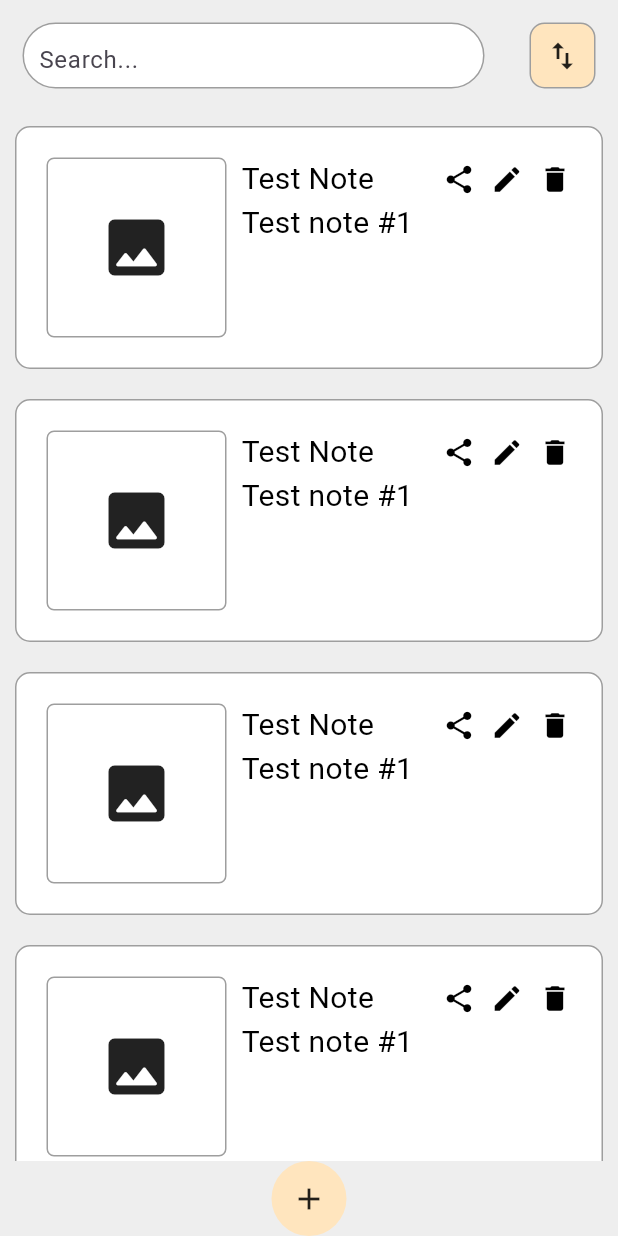
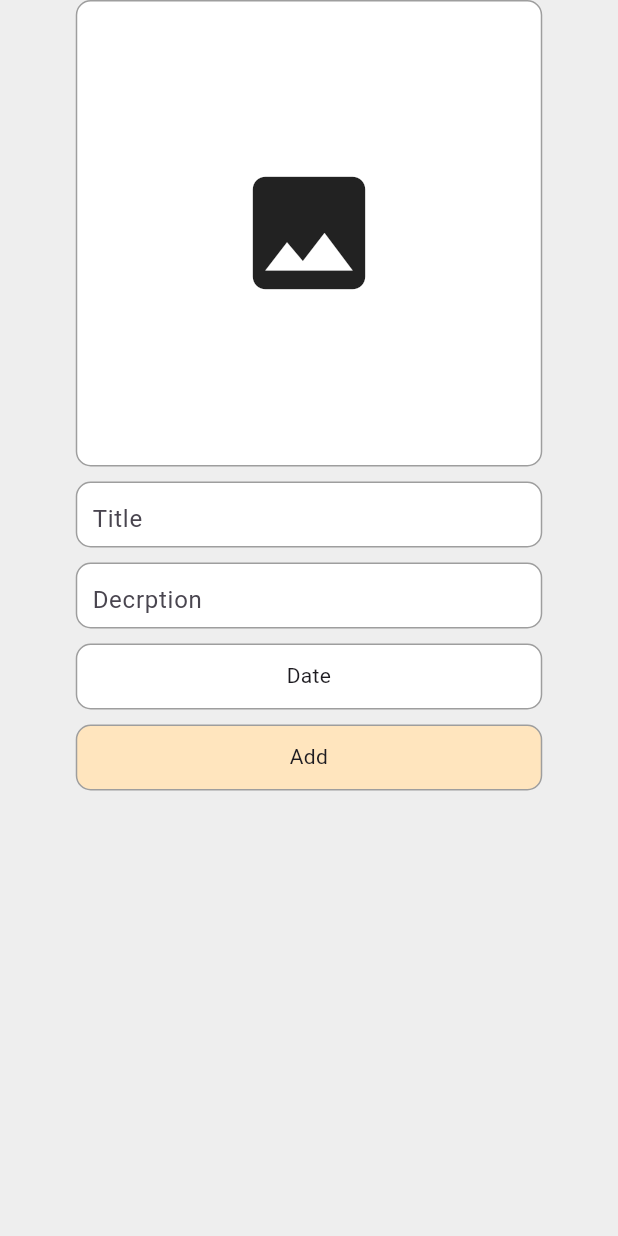
Before and after one commit to fluttberry/to_do_app_2, a Flutter app: the screen it shows after launch, after a tap on the "add" icon, on a phone screen of 412 x 824 dp. Run offline on Flutter 3.47's test engine with Material 3 defaults, Android fonts, the light colour scheme and no system bars.

Commit message:
add new note paged added

```diff
--- a/lib/ui/todo_home_page.dart
+++ b/lib/ui/todo_home_page.dart
@@ -1,5 +1,6 @@
 import 'package:flutter/material.dart';
 import 'package:to_do_app_2/model/todo_model.dart';
+import 'package:to_do_app_2/ui/widget/add_new_note_sheet.dart';
 import 'package:to_do_app_2/ui/widget/todo_item_widget.dart';
 
 class ToDoHomePage extends StatefulWidget {
@@ -10,13 +11,14 @@ class ToDoHomePage extends StatefulWidget {
 }
 
 class _ToDoHomePageState extends State<ToDoHomePage> {
+  List<ToDoModel> todos = [];
+
   @override
   Widget build(BuildContext context) {
     return Scaffold(
       backgroundColor: Colors.grey.shade200,
       body: SafeArea(
         child: Column(
-
           children: [
             Row(
               children: [
@@ -57,31 +59,39 @@ class _ToDoHomePageState extends State<ToDoHomePage> {
             Expanded(
               child: ListView.builder(
                 itemCount: 4,
-                // shrinkWrap: true,
+
                 itemBuilder: (context, index) {
-
-                  return ToDoItemWidget(ToDoModel(title: 'Test Note', description: 'Test note #1'));
+                  return ToDoItemWidget(
+                    ToDoModel(
+                      title: 'Title',
+                      description: 'To develope todo app v2.',
+                    ),
+                  );
                 },
-              ),
-            ),
-
-            InkWell(
-              onTap: () {
-
-              },
-              child: Container(
-                width: 50,
-                height: 50,
-                decoration: BoxDecoration(
-                  color: Color(0xffFFE5BE),
-                  borderRadius: BorderRadius.circular(100),
-                ),
-                child: Icon(Icons.add),
               ),
             ),
           ],
         ),
       ),
+      floatingActionButton: InkWell(
+        onTap: () {
+          Navigator.push(context, MaterialPageRoute(builder: (context)=> AddNewNoteSheet()));
+        },
+        child: Padding(
+          padding: const EdgeInsets.all(10),
+          child: Container(
+            height: 60,
+            width: 60,
+            decoration: BoxDecoration(
+              color: Color(0xffFFE5BE),
+              borderRadius: BorderRadius.circular(100),
+
+              border: Border.all(color: Colors.grey),
+            ),
+            child: Icon(Icons.add, color: Colors.black, size: 30),
+          ),
+        ),
+      ),
     );
   }
 }
--- /dev/null
+++ b/lib/ui/widget/add_new_note_sheet.dart
@@ -0,0 +1,110 @@
+import 'package:flutter/material.dart';
+import 'package:to_do_app_2/model/todo_model.dart';
+
+class AddNewNoteSheet extends StatefulWidget {
+  const AddNewNoteSheet({super.key});
+
+  @override
+  State<AddNewNoteSheet> createState() => _AddNewNoteSheetState();
+}
+
+class _AddNewNoteSheetState extends State<AddNewNoteSheet> {
+  @override
+  Widget build(BuildContext context) {
+    return Scaffold(
+      backgroundColor: Colors.grey.shade200,
+      body: SafeArea(
+        child: Container(
+          child: Center(
+            child: Column(
+              children: [
+                Container(
+                  height: 311,
+                  width: 311,
+                  decoration: BoxDecoration(
+                    color: Colors.white,
+                    borderRadius: BorderRadius.circular(10),
+                    border: Border.all(color: Colors.grey),
+                  ),
+                  child: Icon(Icons.image, size: 100),
+                ),
+                SizedBox(height: 10),
+                Container(
+                  height: 44,
+                  width: 311,
+                  decoration: BoxDecoration(
+                    color: Colors.white,
+                    borderRadius: BorderRadius.circular(10),
+                    border: Border.all(color: Colors.grey),
+                  ),
+                  child: Padding(
+                    padding: const EdgeInsets.only(left: 10),
+                    child: TextField(
+                      decoration: InputDecoration(
+                        border: InputBorder.none,
+                        hintText: 'Title',
+                      ),
+                    ),
+                  ),
+                ),
+                SizedBox(height: 10),
+                Container(
+                  height: 44,
+                  width: 311,
+                  decoration: BoxDecoration(
+                    color: Colors.white,
+                    borderRadius: BorderRadius.circular(10),
+                    border: Border.all(color: Colors.grey),
+                  ),
+                  child: Padding(
+                    padding: const EdgeInsets.only(left: 10),
+                    child: TextField(
+                      decoration: InputDecoration(
+                        border: InputBorder.none,
+                        hintText: 'Decrption',
+                      ),
+                    ),
+                  ),
+                ),
+                SizedBox(height: 10),
+                InkWell(
+                  onTap: () {},
+                  child: Container(
+                    height: 44,
+                    width: 311,
+                    decoration: BoxDecoration(
+                      color: Colors.white,
+                      borderRadius: BorderRadius.circular(10),
+                      border: Border.all(color: Colors.grey),
+                    ),
+                    child: Padding(
+                      padding: const EdgeInsets.all(10),
+                      child: Text('Date', textAlign: TextAlign.center),
+                    ),
+                  ),
+                ),
+                SizedBox(height: 10),
+                InkWell(
+                  onTap: () {},
+                  child: Container(
+                    height: 44,
+                    width: 311,
+                    decoration: BoxDecoration(
+                      color: Color(0xffFFE5BE),
+                      borderRadius: BorderRadius.circular(10),
+                      border: Border.all(color: Colors.grey),
+                    ),
+                    child: Padding(
+                      padding: const EdgeInsets.all(10),
+                      child: Text('Add', textAlign: TextAlign.center),
+                    ),
+                  ),
+                ),
+              ],
+            ),
+          ),
+        ),
+      ),
+    );
+  }
+}
--- a/lib/ui/widget/todo_item_widget.dart
+++ b/lib/ui/widget/todo_item_widget.dart
@@ -48,11 +48,20 @@ class _ToDoItemWidget extends State<ToDoItemWidget> {
                         style: TextStyle(color: Colors.black, fontSize: 20),
                       ),
                     ),
-                    Icon(Icons.share, size: 22, color: Colors.black),
-                    SizedBox(width: 10),
-                    Icon(Icons.edit, size: 22, color: Colors.black),
-                    SizedBox(width: 10),
-                    Icon(Icons.delete, size: 22, color: Colors.black),
+                    IconButton(
+                      onPressed: () {},
+                      icon: Icon(Icons.share, size: 20, color: Colors.black),
+                    ),
+
+                    IconButton(
+                      onPressed: () {},
+                      icon: Icon(Icons.edit, size: 20, color: Colors.black),
+                    ),
+
+                    IconButton(
+                      onPressed: () {},
+                      icon: Icon(Icons.delete, size: 20, color: Colors.black),
+                    ),
                   ],
                 ),
                 Text(
@@ -60,7 +69,6 @@ class _ToDoItemWidget extends State<ToDoItemWidget> {
                   // 'widget.ToDoModel.desc',
                   style: TextStyle(color: Colors.black, fontSize: 20),
                 ),
-
               ],
             ),
           ),
```
